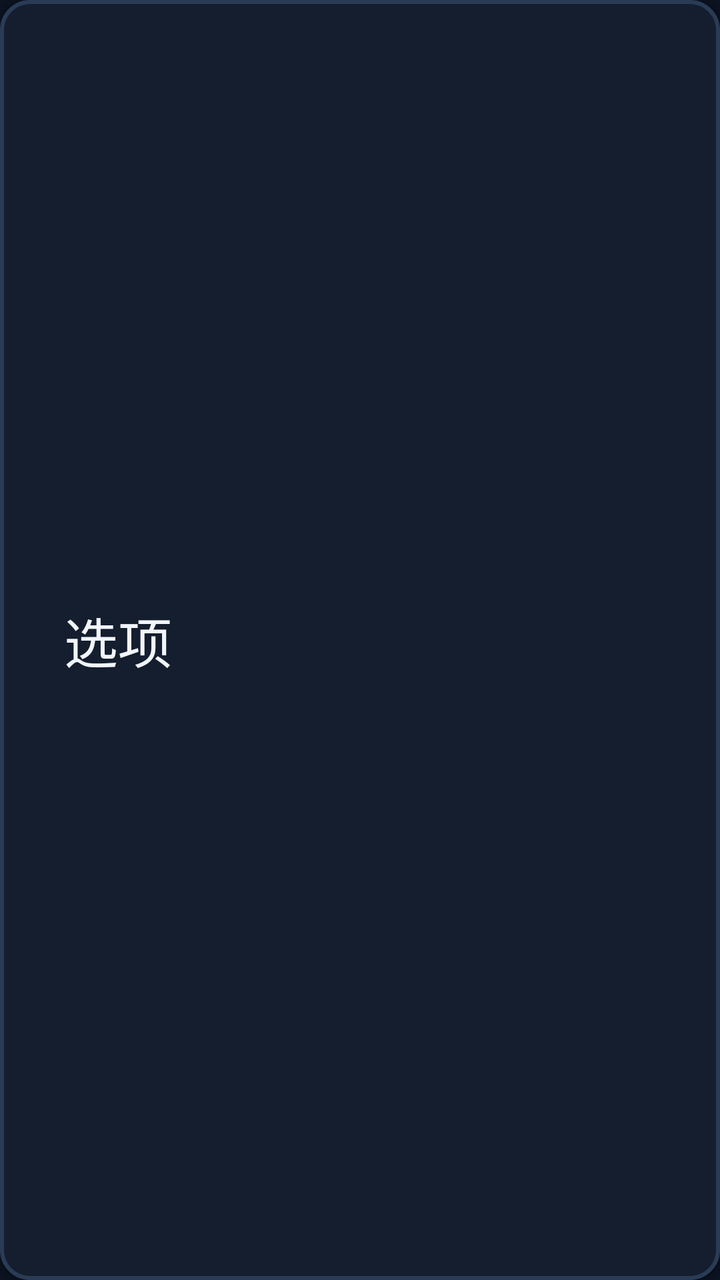
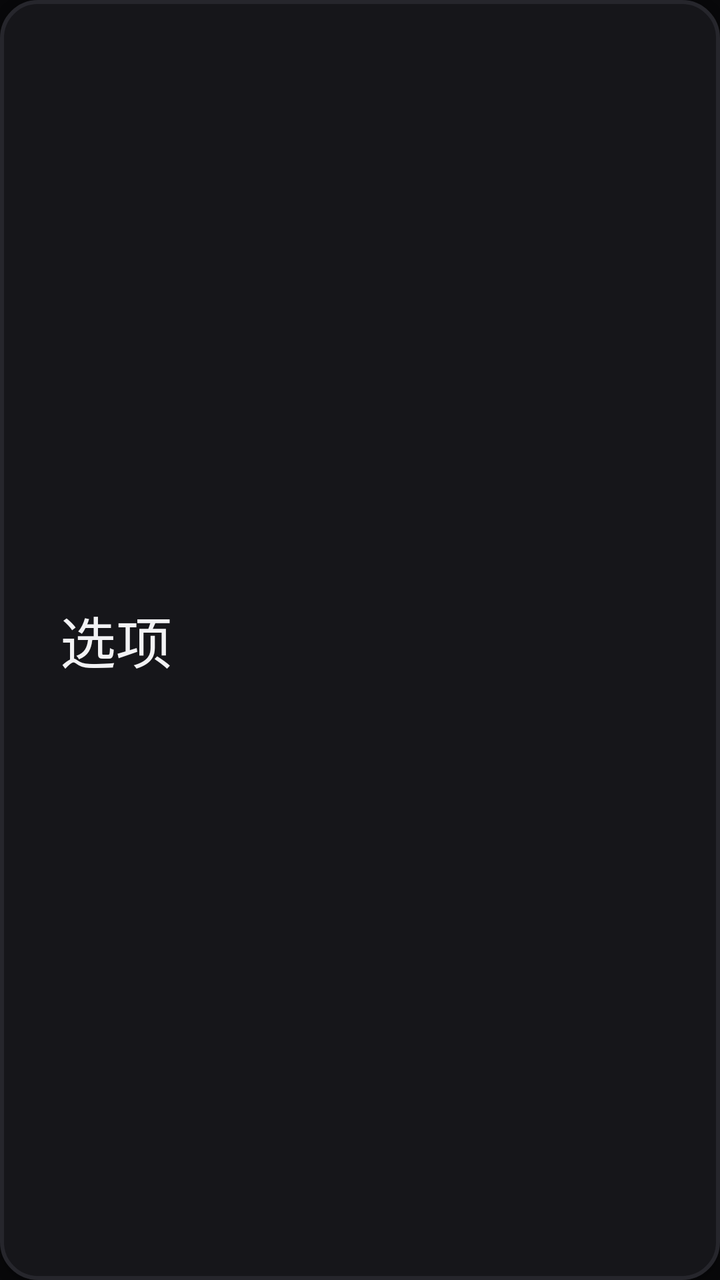

Two renders of the same Android screen: before a commit and after it. Below are the layout's source before the change and the commit's diff.
<!-- AndroidManifest.xml: application theme AppTheme -->
<!-- res/layout/item_option.xml -->
<?xml version="1.0" encoding="utf-8"?>
<Button xmlns:android="http://schemas.android.com/apk/res/android"
    style="@style/QuizOption"
    android:layout_width="match_parent"
    android:layout_height="wrap_content"
    android:layout_marginTop="6dp"
    android:text="选项" />
<!-- resources referenced by this layout -->
<resources>
  <style name="QuizOption" parent="TvButton">
          <item name="android:textSize">27sp</item>
          <item name="android:minHeight">72dp</item>
          <item name="android:gravity">center_vertical|start</item>
          <item name="android:singleLine">false</item>
          <item name="android:ellipsize">none</item>
          <item name="android:lineSpacingExtra">4dp</item>
          <item name="android:paddingLeft">32dp</item>
          <item name="android:paddingRight">32dp</item>
          <item name="android:paddingTop">8dp</item>
          <item name="android:paddingBottom">8dp</item>
      </style>
  <style name="AppTheme" parent="@android:style/Theme.DeviceDefault.NoActionBar">
          <item name="android:windowBackground">@color/bg</item>
          <item name="android:colorBackground">@color/bg</item>
          <item name="android:windowContentOverlay">@null</item>
      </style>
  <style name="TvButton" parent="@android:style/Widget.DeviceDefault.Button">
          <item name="android:background">@drawable/bg_option</item>
          <item name="android:textColor">@color/textPrimary</item>
          <item name="android:textSize">19sp</item>
          <item name="android:focusable">true</item>
          <item name="android:focusableInTouchMode">true</item>
          <item name="android:minHeight">60dp</item>
          <item name="android:minWidth">120dp</item>
          <item name="android:paddingLeft">18dp</item>
          <item name="android:paddingRight">18dp</item>
          <item name="android:textAllCaps">false</item>
          <item name="android:gravity">center</item>
      </style>
  <color name="bg">#0B1220</color>
  <!-- drawable bg_option (drawable) -->
  <?xml version="1.0" encoding="utf-8"?>
  <selector xmlns:android="http://schemas.android.com/apk/res/android">
      <item android:state_focused="true">
          <shape android:shape="rectangle">
              <solid android:color="@color/surfaceFocus" />
              <corners android:radius="14dp" />
              <stroke
                  android:width="3dp"
                  android:color="@color/strokeFocus" />
          </shape>
      </item>
      <item android:state_pressed="true">
          <shape android:shape="rectangle">
              <solid android:color="@color/surfaceFocus" />
              <corners android:radius="14dp" />
              <stroke
                  android:width="2dp"
                  android:color="@color/accent" />
          </shape>
      </item>
      <item>
          <shape android:shape="rectangle">
              <solid android:color="@color/surface" />
              <corners android:radius="14dp" />
              <stroke
                  android:width="2dp"
                  android:color="@color/stroke" />
          </shape>
      </item>
  </selector>
  <color name="textPrimary">#F2F6FC</color>
  <color name="surfaceFocus">#1E3A5C</color>
  <color name="strokeFocus">#4CC2FF</color>
  <color name="accent">#4CC2FF</color>
  <color name="surface">#151E2E</color>
  <color name="stroke">#2A3B55</color>
</resources>

<!-- the commit's change to res/layout/item_option.xml (unified diff, before → after) -->
@@ -3,5 +3,5 @@
     style="@style/QuizOption"
     android:layout_width="match_parent"
     android:layout_height="wrap_content"
-    android:layout_marginTop="6dp"
+    android:layout_marginTop="8dp"
     android:text="选项" />
<!-- resource entries referenced after the edit -->
@@ -1,20 +1,20 @@
 <!-- resources referenced by this layout -->
 <resources>
   <style name="QuizOption" parent="TvButton">
-          <item name="android:textSize">27sp</item>
+          <item name="android:textSize">28sp</item>
           <item name="android:minHeight">72dp</item>
           <item name="android:gravity">center_vertical|start</item>
           <item name="android:singleLine">false</item>
           <item name="android:ellipsize">none</item>
-          <item name="android:lineSpacingExtra">4dp</item>
-          <item name="android:paddingLeft">32dp</item>
-          <item name="android:paddingRight">32dp</item>
-          <item name="android:paddingTop">8dp</item>
-          <item name="android:paddingBottom">8dp</item>
+          <item name="android:lineSpacingExtra">5dp</item>
+          <item name="android:paddingLeft">30dp</item>
+          <item name="android:paddingRight">30dp</item>
+          <item name="android:paddingTop">10dp</item>
+          <item name="android:paddingBottom">10dp</item>
       </style>
   <style name="AppTheme" parent="@android:style/Theme.DeviceDefault.NoActionBar">
-          <item name="android:windowBackground">@color/bg</item>
-          <item name="android:colorBackground">@color/bg</item>
+          <item name="android:windowBackground">@color/bgDeep</item>
+          <item name="android:colorBackground">@color/bgDeep</item>
           <item name="android:windowContentOverlay">@null</item>
       </style>
   <style name="TvButton" parent="@android:style/Widget.DeviceDefault.Button">
@@ -23,30 +23,40 @@
           <item name="android:textSize">19sp</item>
           <item name="android:focusable">true</item>
           <item name="android:focusableInTouchMode">true</item>
-          <item name="android:minHeight">60dp</item>
+          <item name="android:minHeight">62dp</item>
           <item name="android:minWidth">120dp</item>
-          <item name="android:paddingLeft">18dp</item>
-          <item name="android:paddingRight">18dp</item>
+          <item name="android:paddingLeft">22dp</item>
+          <item name="android:paddingRight">22dp</item>
           <item name="android:textAllCaps">false</item>
           <item name="android:gravity">center</item>
       </style>
-  <color name="bg">#0B1220</color>
+  <color name="bgDeep">#08080A</color>
   <!-- drawable bg_option (drawable) -->
   <?xml version="1.0" encoding="utf-8"?>
   <selector xmlns:android="http://schemas.android.com/apk/res/android">
       <item android:state_focused="true">
-          <shape android:shape="rectangle">
-              <solid android:color="@color/surfaceFocus" />
-              <corners android:radius="14dp" />
-              <stroke
-                  android:width="3dp"
-                  android:color="@color/strokeFocus" />
-          </shape>
+          <layer-list>
+              <item>
+                  <shape android:shape="rectangle">
+                      <solid android:color="#33FFB020" />
+                      <corners android:radius="21dp" />
+                  </shape>
+              </item>
+              <item android:left="3dp" android:top="3dp" android:right="3dp" android:bottom="3dp">
+                  <shape android:shape="rectangle">
+                      <solid android:color="@color/surfaceFocus" />
+                      <corners android:radius="18dp" />
+                      <stroke
+                          android:width="2dp"
+                          android:color="@color/strokeFocus" />
+                  </shape>
+              </item>
+          </layer-list>
       </item>
       <item android:state_pressed="true">
           <shape android:shape="rectangle">
               <solid android:color="@color/surfaceFocus" />
-              <corners android:radius="14dp" />
+              <corners android:radius="18dp" />
               <stroke
                   android:width="2dp"
                   android:color="@color/accent" />
@@ -55,18 +65,18 @@
       <item>
           <shape android:shape="rectangle">
               <solid android:color="@color/surface" />
-              <corners android:radius="14dp" />
+              <corners android:radius="18dp" />
               <stroke
                   android:width="2dp"
                   android:color="@color/stroke" />
           </shape>
       </item>
   </selector>
-  <color name="textPrimary">#F2F6FC</color>
-  <color name="surfaceFocus">#1E3A5C</color>
-  <color name="strokeFocus">#4CC2FF</color>
-  <color name="accent">#4CC2FF</color>
-  <color name="surface">#151E2E</color>
-  <color name="stroke">#2A3B55</color>
+  <color name="textPrimary">#F2F2F4</color>
+  <color name="surfaceFocus">#2A2116</color>
+  <color name="strokeFocus">#FFB020</color>
+  <color name="accent">#FFB020</color>
+  <color name="surface">#16161A</color>
+  <color name="stroke">#26262C</color>
 </resources>
 
